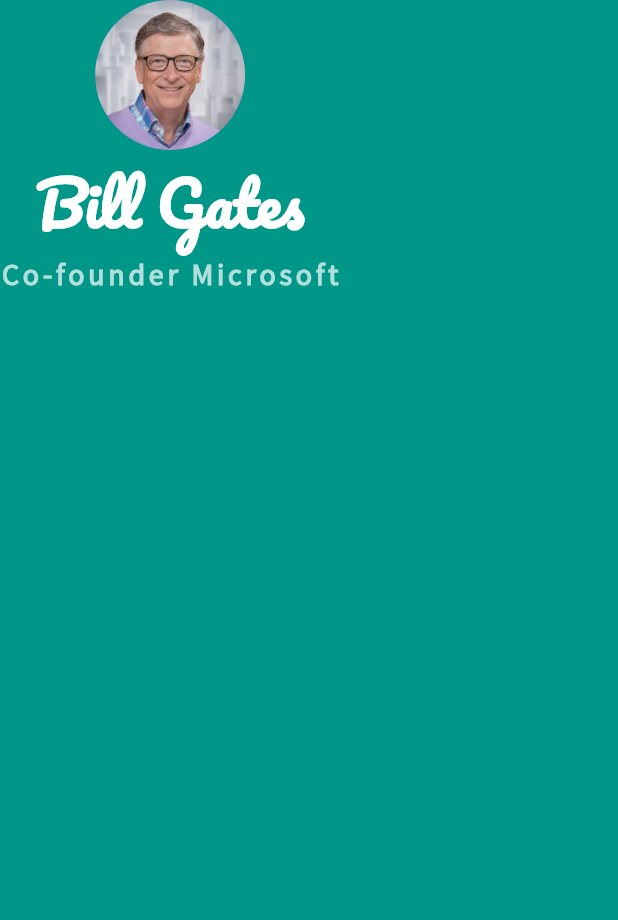
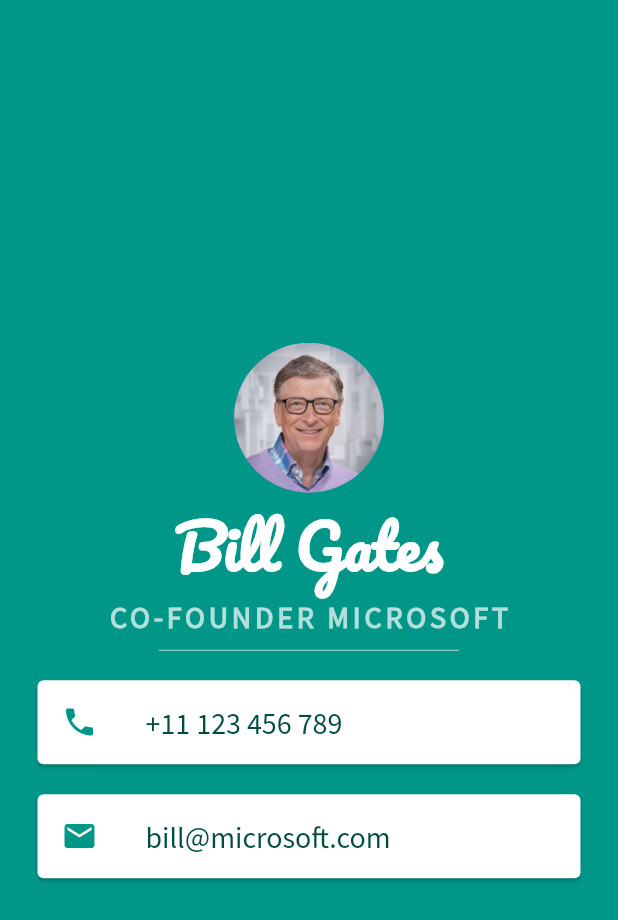
Before and after one commit to ZeSergey/mi_card, a Flutter app: the screen it shows after launch, on a phone screen of 412 x 824 dp. Shown: the top 920 px of the screen. Run offline on Flutter 3.47's test engine with Material 2 defaults, Android fonts, the phone set to English and light mode, and no system bars.

Commit message:
add icons

```diff
--- a/lib/main.dart
+++ b/lib/main.dart
@@ -12,6 +12,7 @@ class MyApp extends StatelessWidget {
         backgroundColor: Colors.teal,
         body: SafeArea(
           child: Column(
+            mainAxisAlignment: MainAxisAlignment.center,
             children: <Widget>[
               CircleAvatar(
                 radius: 50.0,
@@ -24,7 +25,7 @@ class MyApp extends StatelessWidget {
                     fontWeight: FontWeight.bold,
                     fontSize: 40.0,
                   )),
-              Text('Co-founder Microsoft',
+              Text('CO-FOUNDER MICROSOFT',
                   style: TextStyle(
                     fontFamily: 'SourceSansPro',
                     color: Colors.teal.shade100,
@@ -32,6 +33,41 @@ class MyApp extends StatelessWidget {
                     fontSize: 20.0,
                     letterSpacing: 2.5,
                   )),
+              SizedBox(
+                height: 20.0,
+                width: 200.0,
+                child: Divider(
+                  color: Colors.teal.shade100,
+                ),
+              ),
+              Card(
+                margin: EdgeInsets.symmetric(vertical: 10.0, horizontal: 25.0),
+                child: ListTile(
+                    leading: Icon(
+                      Icons.phone,
+                      color: Colors.teal,
+                    ),
+                    title: Text('+11 123 456 789',
+                        style: TextStyle(
+                          color: Colors.teal.shade900,
+                          fontFamily: 'SourceSansPro',
+                          fontSize: 20.0,
+                        ))),
+              ),
+              Card(
+                margin: EdgeInsets.symmetric(vertical: 10.0, horizontal: 25.0),
+                child: ListTile(
+                    leading: Icon(
+                      Icons.email,
+                      color: Colors.teal,
+                    ),
+                    title: Text('bill@microsoft.com',
+                        style: TextStyle(
+                          color: Colors.teal.shade900,
+                          fontFamily: 'SourceSansPro',
+                          fontSize: 20.0,
+                        ))),
+              ),
             ],
           ),
         ),
```
